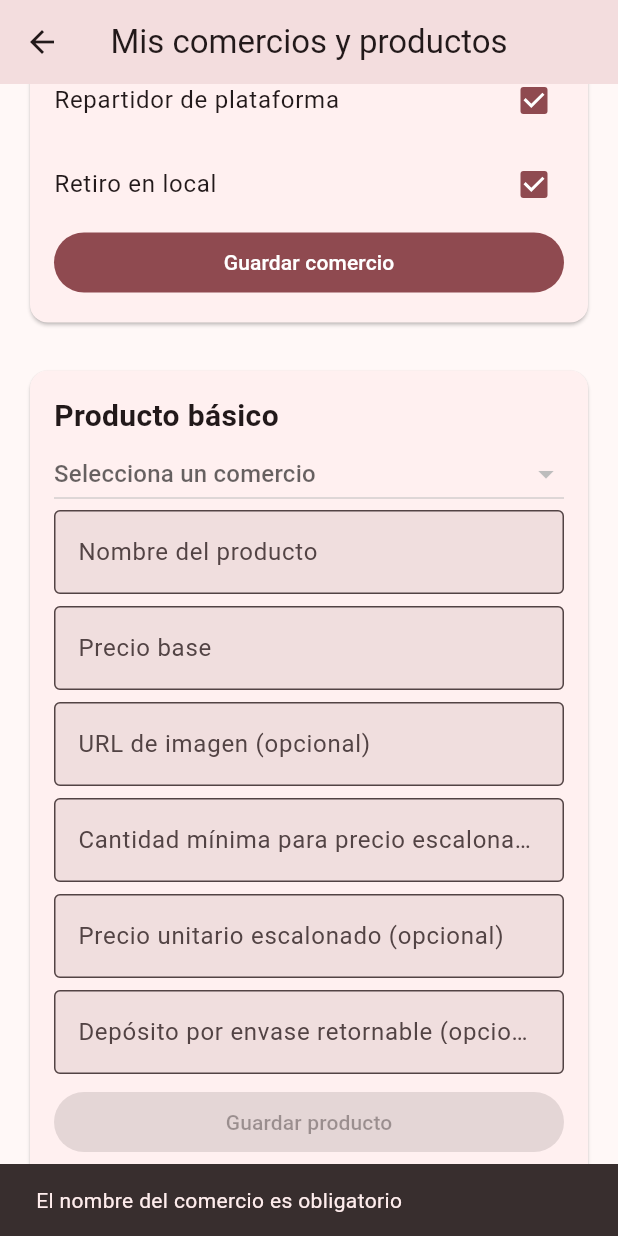
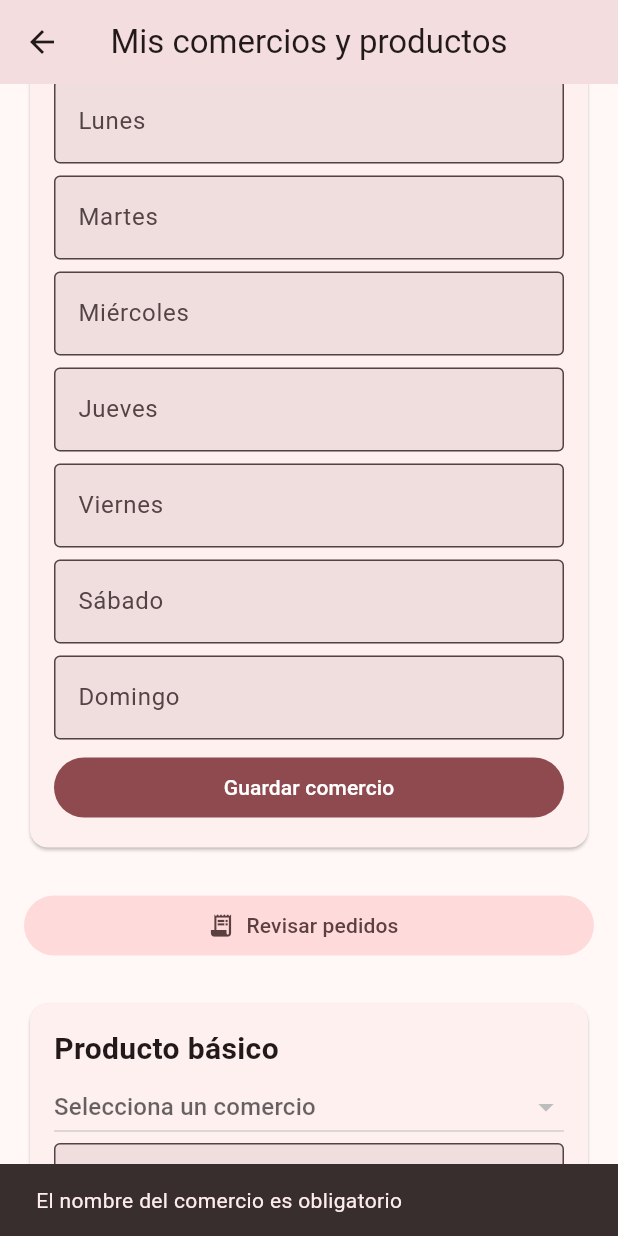
Before and after one commit to NestorAyala123/bebidas-delivery-app, a Flutter app: the StoreManagementPage screen opened by its route, scrolled down 576 dp, after a tap on "Guardar comercio", on a phone screen of 412 x 824 dp. Run offline on Flutter 3.47's test engine with Material 3 defaults, Android fonts, the phone set to English and light mode, and no system bars.

Commit message:
feat(stores): agregar horarios y modalidades de entrega

```diff
--- a/lib/features/stores/presentation/pages/store_management_page.dart
+++ b/lib/features/stores/presentation/pages/store_management_page.dart
@@ -12,6 +12,7 @@ import '../../application/use_cases/save_store_use_case.dart';
 import '../../application/use_cases/update_store_status_use_case.dart';
 import '../../domain/entities/store.dart';
 import '../../domain/repositories/store_repository.dart';
+import '../routes/stores_routes.dart';
 
 class StoreManagementPage extends StatefulWidget {
   const StoreManagementPage({super.key});
@@ -31,6 +32,9 @@ class _StoreManagementPageState extends State<StoreManagementPage> {
   final _tierQuantityController = TextEditingController();
   final _tierPriceController = TextEditingController();
   final _depositController = TextEditingController();
+  final Map<String, TextEditingController> _openingHourControllers = {
+    for (final day in _weekdays) day: TextEditingController(),
+  };
   final _storeRepository = sl.get<StoreRepository>();
   final _productRepository = sl.get<ProductRepository>();
   late final SaveStoreUseCase _saveStore;
@@ -44,6 +48,26 @@ class _StoreManagementPageState extends State<StoreManagementPage> {
   bool _hasOwnDelivery = false;
   bool _allowsExternalDelivery = true;
   bool _allowsPickup = true;
+
+  static const _weekdays = <String>[
+    'monday',
+    'tuesday',
+    'wednesday',
+    'thursday',
+    'friday',
+    'saturday',
+    'sunday',
+  ];
+
+  static const _weekdayLabels = <String, String>{
+    'monday': 'Lunes',
+    'tuesday': 'Martes',
+    'wednesday': 'Miércoles',
+    'thursday': 'Jueves',
+    'friday': 'Viernes',
+    'saturday': 'Sábado',
+    'sunday': 'Domingo',
+  };
 
   @override
   void initState() {
@@ -69,6 +93,9 @@ class _StoreManagementPageState extends State<StoreManagementPage> {
       _tierPriceController,
       _depositController,
     ]) {
+      controller.dispose();
+    }
+    for (final controller in _openingHourControllers.values) {
       controller.dispose();
     }
     super.dispose();
@@ -99,6 +126,9 @@ class _StoreManagementPageState extends State<StoreManagementPage> {
     _hasOwnDelivery = store.hasOwnDelivery;
     _allowsExternalDelivery = store.allowsExternalDelivery;
     _allowsPickup = store.allowsPickup;
+    for (final day in _weekdays) {
+      _openingHourControllers[day]!.text = store.openingHours[day] ?? '';
+    }
   }
 
   Future<void> _loadProducts() async {
@@ -129,6 +159,11 @@ class _StoreManagementPageState extends State<StoreManagementPage> {
       hasOwnDelivery: _hasOwnDelivery,
       allowsExternalDelivery: _allowsExternalDelivery,
       allowsPickup: _allowsPickup,
+      openingHours: {
+        for (final day in _weekdays)
+          if (_openingHourControllers[day]!.text.trim().isNotEmpty)
+            day: _openingHourControllers[day]!.text.trim(),
+      },
     );
     final result = await _saveStore(store);
     if (!mounted) return;
@@ -274,6 +309,12 @@ class _StoreManagementPageState extends State<StoreManagementPage> {
         children: [
           _buildStoreForm(),
           const SizedBox(height: 24),
+          FilledButton.tonalIcon(
+            onPressed: () => Navigator.pushNamed(context, StoresRoutes.orders),
+            icon: const Icon(Icons.receipt_long),
+            label: const Text('Revisar pedidos'),
+          ),
+          const SizedBox(height: 24),
           _buildProductForm(),
           const SizedBox(height: 16),
           ..._products.map(_buildProductTile),
@@ -324,6 +365,17 @@ class _StoreManagementPageState extends State<StoreManagementPage> {
               onChanged: (value) =>
                   setState(() => _allowsPickup = value ?? false),
             ),
+            const SizedBox(height: 8),
+            const Text(
+              'Horarios de atención',
+              style: TextStyle(fontWeight: FontWeight.bold),
+            ),
+            for (final day in _weekdays)
+              _field(
+                _openingHourControllers[day]!,
+                _weekdayLabels[day]!,
+                hintText: '09:00-22:00',
+              ),
             FilledButton(
               onPressed: _saveStoreForm,
               child: const Text('Guardar comercio'),
@@ -414,7 +466,17 @@ class _StoreManagementPageState extends State<StoreManagementPage> {
               fit: BoxFit.cover,
             ),
       title: Text(product.name),
-      subtitle: Text('\$${product.basePrice.toStringAsFixed(2)}'),
+      subtitle: Text(
+        product.isAvailable
+            ? '\$${product.basePrice.toStringAsFixed(2)} · Disponible'
+            : 'Agotado',
+        style: TextStyle(
+          color: product.isAvailable
+              ? Theme.of(context).colorScheme.onSurfaceVariant
+              : Theme.of(context).colorScheme.error,
+          fontWeight: product.isAvailable ? null : FontWeight.bold,
+        ),
+      ),
       trailing: Switch(
         value: product.isAvailable,
         onChanged: (value) => _toggleProduct(product, value),
@@ -426,6 +488,7 @@ class _StoreManagementPageState extends State<StoreManagementPage> {
     TextEditingController controller,
     String label, {
     TextInputType? keyboardType,
+    String? hintText,
   }) {
     return Padding(
       padding: const EdgeInsets.only(bottom: 8),
@@ -434,6 +497,7 @@ class _StoreManagementPageState extends State<StoreManagementPage> {
         keyboardType: keyboardType,
         decoration: InputDecoration(
           labelText: label,
+          hintText: hintText,
           border: const OutlineInputBorder(),
         ),
       ),
```
